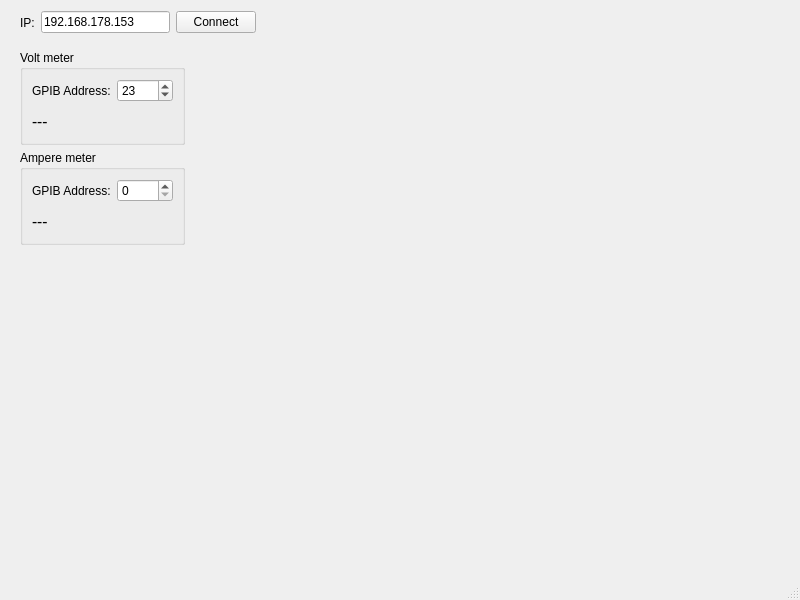
Above: mainwindow.ui from derlucae98/CellTest before the change. Below: the same form after it.
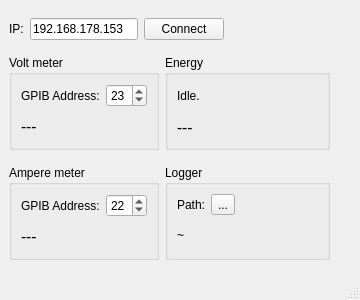
That is the form after the change.

Patch:
```diff
--- a/mainwindow.ui
+++ b/mainwindow.ui
@@ -6,22 +6,66 @@
    <rect>
     <x>0</x>
     <y>0</y>
-    <width>800</width>
-    <height>600</height>
+    <width>360</width>
+    <height>300</height>
    </rect>
   </property>
+  <property name="maximumSize">
+   <size>
+    <width>360</width>
+    <height>300</height>
+   </size>
+  </property>
   <property name="windowTitle">
    <string>MainWindow</string>
   </property>
   <widget class="QWidget" name="centralwidget">
+   <layout class="QGridLayout" name="gridLayout_3">
+    <item row="0" column="0" colspan="2">
+     <layout class="QHBoxLayout" name="horizontalLayout">
+      <item>
+       <widget class="QLabel" name="label">
+        <property name="text">
+         <string>IP:</string>
+        </property>
+       </widget>
+      </item>
+      <item>
+       <widget class="QLineEdit" name="leIp">
+        <property name="text">
+         <string>192.168.178.153</string>
+        </property>
+       </widget>
+      </item>
+      <item>
+       <widget class="QPushButton" name="btnConnect">
+        <property name="text">
+         <string>Connect</string>
+        </property>
+       </widget>
+      </item>
+     </layout>
+    </item>
+    <item row="0" column="2">
+     <spacer name="horizontalSpacer">
+      <property name="orientation">
+       <enum>Qt::Horizontal</enum>
+      </property>
+      <property name="sizeHint" stdset="0">
+       <size>
+        <width>95</width>
+        <height>20</height>
+       </size>
+      </property>
+     </spacer>
+    </item>
+    <item row="1" column="0">
    <widget class="QGroupBox" name="groupBox">
-    <property name="geometry">
-     <rect>
-      <x>20</x>
-      <y>50</y>
+      <property name="maximumSize">
+       <size>
       <width>165</width>
       <height>95</height>
-     </rect>
+       </size>
     </property>
     <property name="title">
      <string>Volt meter</string>
@@ -60,14 +104,49 @@
      </item>
     </layout>
    </widget>
+    </item>
+    <item row="1" column="1" colspan="2">
+     <widget class="QGroupBox" name="groupBox_3">
+      <property name="maximumSize">
+       <size>
+        <width>165</width>
+        <height>95</height>
+       </size>
+      </property>
+      <property name="title">
+       <string>Energy</string>
+      </property>
+      <layout class="QGridLayout" name="gridLayout_5">
+       <item row="0" column="0">
+        <widget class="QLabel" name="lStatus">
+         <property name="text">
+          <string>Idle.</string>
+         </property>
+        </widget>
+       </item>
+       <item row="1" column="0">
+        <widget class="QLabel" name="lEnergy">
+         <property name="font">
+          <font>
+           <family>Ubuntu Mono</family>
+           <pointsize>12</pointsize>
+          </font>
+         </property>
+         <property name="text">
+          <string>---</string>
+         </property>
+        </widget>
+       </item>
+      </layout>
+     </widget>
+    </item>
+    <item row="2" column="0">
    <widget class="QGroupBox" name="groupBox_2">
-    <property name="geometry">
-     <rect>
-      <x>20</x>
-      <y>150</y>
+      <property name="maximumSize">
+       <size>
       <width>165</width>
       <height>95</height>
-     </rect>
+       </size>
     </property>
     <property name="title">
      <string>Ampere meter</string>
@@ -83,7 +162,11 @@
         </widget>
        </item>
        <item>
-        <widget class="QSpinBox" name="gpibAddAmp"/>
+          <widget class="QSpinBox" name="gpibAddAmp">
+           <property name="value">
+            <number>22</number>
+           </property>
+          </widget>
        </item>
       </layout>
      </item>
@@ -102,39 +185,61 @@
      </item>
     </layout>
    </widget>
-   <widget class="QWidget" name="">
-    <property name="geometry">
-     <rect>
-      <x>20</x>
-      <y>10</y>
-      <width>236</width>
-      <height>25</height>
-     </rect>
-    </property>
-    <layout class="QHBoxLayout" name="horizontalLayout">
-     <item>
-      <widget class="QLabel" name="label">
+    </item>
+    <item row="2" column="1" colspan="2">
+     <widget class="QGroupBox" name="groupBox_4">
+      <property name="maximumSize">
+       <size>
+        <width>165</width>
+        <height>95</height>
+       </size>
+      </property>
+      <property name="title">
+       <string>Logger</string>
+      </property>
+      <layout class="QGridLayout" name="gridLayout_4">
+       <item row="1" column="0">
+        <widget class="QLabel" name="logfilePath">
        <property name="text">
-        <string>IP:</string>
+          <string>~</string>
        </property>
       </widget>
      </item>
+       <item row="0" column="0">
+        <layout class="QHBoxLayout" name="horizontalLayout_4">
      <item>
-      <widget class="QLineEdit" name="leIp">
+          <widget class="QLabel" name="label_6">
        <property name="text">
-        <string>192.168.178.153</string>
+            <string>Path:</string>
        </property>
       </widget>
      </item>
      <item>
-      <widget class="QPushButton" name="btnConnect">
+          <widget class="QToolButton" name="btnSelectPath">
        <property name="text">
-        <string>Connect</string>
+            <string>...</string>
        </property>
       </widget>
      </item>
-    </layout>
-   </widget>
+         <item>
+          <spacer name="horizontalSpacer_2">
+           <property name="orientation">
+            <enum>Qt::Horizontal</enum>
+           </property>
+           <property name="sizeHint" stdset="0">
+            <size>
+             <width>40</width>
+             <height>20</height>
+            </size>
+           </property>
+          </spacer>
+         </item>
+        </layout>
+       </item>
+      </layout>
+     </widget>
+    </item>
+   </layout>
   </widget>
   <widget class="QMenuBar" name="menubar">
    <property name="geometry">
```
Left out of the diff: 4 changed lines with no effect on the pictures. Lines whose indentation alone changed are shown as unchanged.
